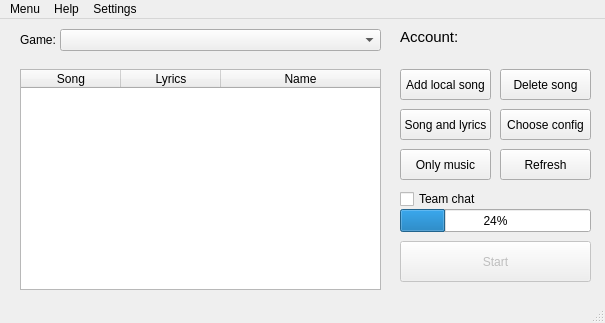
First picture: the form in src/mainwindow.ui, repository Catishere/karaoke-master, before the edit.
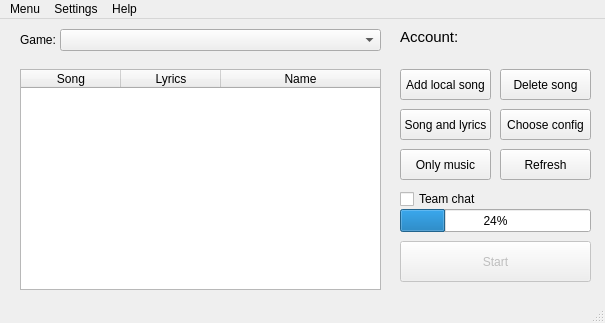
Second picture: the form after the edit.

Diff of the .ui file:
```diff
--- a/src/mainwindow.ui
+++ b/src/mainwindow.ui
@@ -379,8 +379,8 @@
     <addaction name="actionOptions"/>
    </widget>
    <addaction name="menuMenu"/>
-   <addaction name="menuHelp"/>
    <addaction name="menuSettings"/>
+   <addaction name="menuHelp"/>
   </widget>
   <widget class="QStatusBar" name="statusBar"/>
   <action name="actionUpdate_YTDL">
```
Left out of the diff: 6 changed lines with no effect on the pictures.
